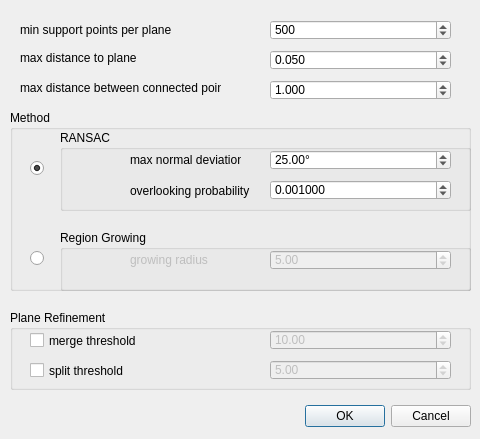
Qt form qCC/ui_templates/bdrPlaneSegDlg.ui (CloudCompare/CloudCompare) before a commit.
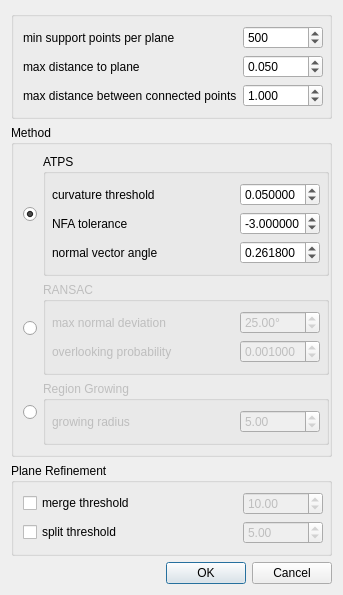
The same form after that commit.

Commit message: plane segmentation

Patch:
```diff
--- a/qCC/ui_templates/bdrPlaneSegDlg.ui
+++ b/qCC/ui_templates/bdrPlaneSegDlg.ui
@@ -6,38 +6,34 @@
    <rect>
     <x>0</x>
     <y>0</y>
-    <width>480</width>
-    <height>439</height>
+    <width>317</width>
+    <height>512</height>
    </rect>
   </property>
   <property name="windowTitle">
    <string>Plane Segmentation</string>
   </property>
-  <widget class="QDialogButtonBox" name="buttonBox">
-   <property name="geometry">
-    <rect>
-     <x>10</x>
-     <y>400</y>
-     <width>461</width>
-     <height>32</height>
-    </rect>
-   </property>
-   <property name="orientation">
-    <enum>Qt::Horizontal</enum>
-   </property>
-   <property name="standardButtons">
-    <set>QDialogButtonBox::Cancel|QDialogButtonBox::Ok</set>
-   </property>
-  </widget>
+  <layout class="QVBoxLayout" name="verticalLayout">
+   <item>
+    <widget class="QGroupBox" name="groupBox">
+     <property name="autoFillBackground">
+      <bool>false</bool>
+     </property>
+     <property name="title">
+      <string/>
+     </property>
+     <property name="flat">
+      <bool>true</bool>
+     </property>
+     <layout class="QGridLayout" name="gridLayout_4">
+      <property name="leftMargin">
+       <number>9</number>
+      </property>
+      <property name="rightMargin">
+       <number>6</number>
+      </property>
+      <item row="0" column="0">
   <widget class="QLabel" name="label">
-   <property name="geometry">
-    <rect>
-     <x>20</x>
-     <y>20</y>
-     <width>161</width>
-     <height>20</height>
-    </rect>
-   </property>
    <property name="toolTip">
     <string extracomment="maximum number of 2D line segments per image (sorted by length)"/>
    </property>
@@ -45,40 +41,26 @@
     <string>min support points per plane</string>
    </property>
   </widget>
-  <widget class="QLabel" name="label_2">
-   <property name="geometry">
-    <rect>
-     <x>20</x>
-     <y>50</y>
-     <width>161</width>
-     <height>16</height>
-    </rect>
-   </property>
-   <property name="text">
-    <string>max distance to plane</string>
-   </property>
-  </widget>
-  <widget class="QLabel" name="label_3">
-   <property name="geometry">
-    <rect>
-     <x>20</x>
-     <y>80</y>
-     <width>201</width>
-     <height>16</height>
-    </rect>
-   </property>
-   <property name="text">
-    <string>max distance between connected points</string>
-   </property>
-  </widget>
+      </item>
+      <item row="0" column="1">
   <widget class="QSpinBox" name="supportPointsSpinBox">
-   <property name="geometry">
-    <rect>
-     <x>270</x>
-     <y>20</y>
-     <width>181</width>
-     <height>20</height>
-    </rect>
+        <property name="sizePolicy">
+         <sizepolicy hsizetype="Fixed" vsizetype="Fixed">
+          <horstretch>80</horstretch>
+          <verstretch>0</verstretch>
+         </sizepolicy>
+        </property>
+        <property name="minimumSize">
+         <size>
+          <width>80</width>
+          <height>0</height>
+         </size>
+        </property>
+        <property name="maximumSize">
+         <size>
+          <width>80</width>
+          <height>16777215</height>
+         </size>
    </property>
    <property name="toolTip">
     <string>This is the minimal number of points required for a primitive</string>
@@ -102,14 +84,27 @@
     <number>500</number>
    </property>
   </widget>
+      </item>
+      <item row="1" column="0">
+       <widget class="QLabel" name="label_2">
+        <property name="text">
+         <string>max distance to plane</string>
+        </property>
+       </widget>
+      </item>
+      <item row="1" column="1">
   <widget class="QDoubleSpinBox" name="DistanceEpsilonDoubleSpinBox">
-   <property name="geometry">
-    <rect>
-     <x>270</x>
-     <y>50</y>
-     <width>181</width>
-     <height>20</height>
-    </rect>
+        <property name="sizePolicy">
+         <sizepolicy hsizetype="Fixed" vsizetype="Fixed">
+          <horstretch>80</horstretch>
+          <verstretch>0</verstretch>
+         </sizepolicy>
+        </property>
+        <property name="maximumSize">
+         <size>
+          <width>80</width>
+          <height>16777215</height>
+         </size>
    </property>
    <property name="toolTip">
     <string>Maximum distance of samples to the ideal shape</string>
@@ -130,14 +125,27 @@
     <double>0.050000000000000</double>
    </property>
   </widget>
+      </item>
+      <item row="2" column="0">
+       <widget class="QLabel" name="label_3">
+        <property name="text">
+         <string>max distance between connected points</string>
+        </property>
+       </widget>
+      </item>
+      <item row="2" column="1">
   <widget class="QDoubleSpinBox" name="ClusterEpsilonDoubleSpinBox">
-   <property name="geometry">
-    <rect>
-     <x>270</x>
-     <y>80</y>
-     <width>181</width>
-     <height>20</height>
-    </rect>
+        <property name="minimumSize">
+         <size>
+          <width>80</width>
+          <height>0</height>
+         </size>
+        </property>
+        <property name="maximumSize">
+         <size>
+          <width>80</width>
+          <height>16777215</height>
+         </size>
    </property>
    <property name="toolTip">
     <string>Should correspond to the distance between neighboring points in the data</string>
@@ -158,133 +166,242 @@
     <double>1.000000000000000</double>
    </property>
   </widget>
-  <widget class="QGroupBox" name="PlaneRefineGroupBox">
-   <property name="geometry">
-    <rect>
-     <x>10</x>
-     <y>310</y>
-     <width>461</width>
-     <height>80</height>
-    </rect>
-   </property>
-   <property name="title">
-    <string>Plane Refinement</string>
-   </property>
-   <property name="checkable">
-    <bool>false</bool>
-   </property>
-   <widget class="QDoubleSpinBox" name="MergeThresholdDoubleSpinBox">
-    <property name="enabled">
-     <bool>false</bool>
-    </property>
-    <property name="geometry">
-     <rect>
-      <x>260</x>
-      <y>20</y>
-      <width>181</width>
-      <height>20</height>
-     </rect>
-    </property>
-    <property name="toolTip">
-     <string>merge distance threshold for two planes (related to angle)</string>
-    </property>
-    <property name="prefix">
-     <string notr="true"/>
-    </property>
-    <property name="decimals">
-     <number>2</number>
-    </property>
-    <property name="maximum">
-     <double>1000000000.000000000000000</double>
-    </property>
-    <property name="singleStep">
-     <double>0.010000000000000</double>
-    </property>
-    <property name="value">
-     <double>10.000000000000000</double>
-    </property>
-   </widget>
-   <widget class="QDoubleSpinBox" name="SplitThresholdDoubleSpinBox">
-    <property name="enabled">
-     <bool>false</bool>
-    </property>
-    <property name="geometry">
-     <rect>
-      <x>260</x>
-      <y>50</y>
-      <width>181</width>
-      <height>20</height>
-     </rect>
-    </property>
-    <property name="toolTip">
-     <string>split threshold based on alpha shape</string>
-    </property>
-    <property name="prefix">
-     <string notr="true"/>
-    </property>
-    <property name="decimals">
-     <number>2</number>
-    </property>
-    <property name="minimum">
-     <double>-1.000000000000000</double>
-    </property>
-    <property name="maximum">
-     <double>1000000000.000000000000000</double>
-    </property>
-    <property name="singleStep">
-     <double>0.010000000000000</double>
-    </property>
-    <property name="value">
-     <double>5.000000000000000</double>
-    </property>
-   </widget>
-   <widget class="QCheckBox" name="MergeCheckBox">
-    <property name="geometry">
-     <rect>
-      <x>20</x>
-      <y>20</y>
-      <width>111</width>
-      <height>21</height>
-     </rect>
-    </property>
-    <property name="text">
-     <string>merge threshold</string>
-    </property>
-   </widget>
-   <widget class="QCheckBox" name="SplitCheckBox">
-    <property name="geometry">
-     <rect>
-      <x>20</x>
-      <y>50</y>
-      <width>101</width>
-      <height>21</height>
-     </rect>
-    </property>
-    <property name="text">
-     <string>split threshold</string>
-    </property>
-   </widget>
-  </widget>
+      </item>
+     </layout>
+    </widget>
+   </item>
+   <item>
   <widget class="QGroupBox" name="groupBox_3">
-   <property name="geometry">
-    <rect>
-     <x>10</x>
-     <y>110</y>
-     <width>461</width>
-     <height>181</height>
-    </rect>
-   </property>
    <property name="title">
     <string>Method</string>
    </property>
-   <widget class="QGroupBox" name="groupBox">
-    <property name="geometry">
-     <rect>
-      <x>50</x>
-      <y>20</y>
-      <width>411</width>
-      <height>81</height>
-     </rect>
+     <property name="flat">
+      <bool>true</bool>
+     </property>
+     <layout class="QGridLayout" name="gridLayout">
+      <property name="leftMargin">
+       <number>9</number>
+      </property>
+      <property name="rightMargin">
+       <number>0</number>
+      </property>
+      <item row="1" column="1">
+       <widget class="QGroupBox" name="groupBoxATPS">
+        <property name="sizePolicy">
+         <sizepolicy hsizetype="Preferred" vsizetype="Preferred">
+          <horstretch>0</horstretch>
+          <verstretch>0</verstretch>
+         </sizepolicy>
+        </property>
+        <property name="title">
+         <string>ATPS</string>
+        </property>
+        <property name="flat">
+         <bool>false</bool>
+        </property>
+        <property name="checkable">
+         <bool>false</bool>
+        </property>
+        <layout class="QGridLayout" name="gridLayout_7">
+         <property name="leftMargin">
+          <number>6</number>
+         </property>
+         <property name="rightMargin">
+          <number>6</number>
+         </property>
+         <item row="1" column="0">
+          <widget class="QLabel" name="label_9">
+           <property name="toolTip">
+            <string>the threshold of curvature for multi-scale supervoxel segmentation</string>
+           </property>
+           <property name="text">
+            <string>curvature threshold</string>
+           </property>
+          </widget>
+         </item>
+         <item row="2" column="0">
+          <widget class="QLabel" name="label_10">
+           <property name="text">
+            <string>NFA tolerance</string>
+           </property>
+          </widget>
+         </item>
+         <item row="2" column="2">
+          <widget class="QDoubleSpinBox" name="APTSNFASpinBox">
+           <property name="sizePolicy">
+            <sizepolicy hsizetype="Fixed" vsizetype="Fixed">
+             <horstretch>80</horstretch>
+             <verstretch>0</verstretch>
+            </sizepolicy>
+           </property>
+           <property name="minimumSize">
+            <size>
+             <width>80</width>
+             <height>0</height>
+            </size>
+           </property>
+           <property name="maximumSize">
+            <size>
+             <width>80</width>
+             <height>16777215</height>
+            </size>
+           </property>
+           <property name="toolTip">
+            <string>Probability that no better candidate was overlooked during sampling (the lower the better!)</string>
+           </property>
+           <property name="decimals">
+            <number>6</number>
+           </property>
+           <property name="minimum">
+            <double>-10000000000000000.000000000000000</double>
+           </property>
+           <property name="maximum">
+            <double>10000000000000000.000000000000000</double>
+           </property>
+           <property name="singleStep">
+            <double>1.000000000000000</double>
+           </property>
+           <property name="value">
+            <double>-3.000000000000000</double>
+           </property>
+          </widget>
+         </item>
+         <item row="1" column="2">
+          <widget class="QDoubleSpinBox" name="APTSCurvatureSpinBox">
+           <property name="sizePolicy">
+            <sizepolicy hsizetype="Fixed" vsizetype="Fixed">
+             <horstretch>80</horstretch>
+             <verstretch>0</verstretch>
+            </sizepolicy>
+           </property>
+           <property name="minimumSize">
+            <size>
+             <width>80</width>
+             <height>0</height>
+            </size>
+           </property>
+           <property name="maximumSize">
+            <size>
+             <width>80</width>
+             <height>16777215</height>
+            </size>
+           </property>
+           <property name="toolTip">
+            <string>the threshold of curvature for multi-scale supervoxel segmentation</string>
+           </property>
+           <property name="prefix">
+            <string notr="true"/>
+           </property>
+           <property name="suffix">
+            <string notr="true"/>
+           </property>
+           <property name="decimals">
+            <number>6</number>
+           </property>
+           <property name="singleStep">
+            <double>0.010000000000000</double>
+           </property>
+           <property name="value">
+            <double>0.050000000000000</double>
+           </property>
+          </widget>
+         </item>
+         <item row="2" column="1">
+          <spacer name="horizontalSpacer_7">
+           <property name="orientation">
+            <enum>Qt::Horizontal</enum>
+           </property>
+           <property name="sizeHint" stdset="0">
+            <size>
+             <width>40</width>
+             <height>20</height>
+            </size>
+           </property>
+          </spacer>
+         </item>
+         <item row="1" column="1">
+          <spacer name="horizontalSpacer_6">
+           <property name="orientation">
+            <enum>Qt::Horizontal</enum>
+           </property>
+           <property name="sizeHint" stdset="0">
+            <size>
+             <width>40</width>
+             <height>20</height>
+            </size>
+           </property>
+          </spacer>
+         </item>
+         <item row="3" column="0">
+          <widget class="QLabel" name="label_11">
+           <property name="text">
+            <string>normal vector angle</string>
+           </property>
+          </widget>
+         </item>
+         <item row="3" column="1">
+          <spacer name="horizontalSpacer_8">
+           <property name="orientation">
+            <enum>Qt::Horizontal</enum>
+           </property>
+           <property name="sizeHint" stdset="0">
+            <size>
+             <width>40</width>
+             <height>20</height>
+            </size>
+           </property>
+          </spacer>
+         </item>
+         <item row="3" column="2">
+          <widget class="QDoubleSpinBox" name="APTSNormalSpinBox">
+           <property name="sizePolicy">
+            <sizepolicy hsizetype="Fixed" vsizetype="Fixed">
+             <horstretch>80</horstretch>
+             <verstretch>0</verstretch>
+            </sizepolicy>
+           </property>
+           <property name="minimumSize">
+            <size>
+             <width>80</width>
+             <height>0</height>
+            </size>
+           </property>
+           <property name="maximumSize">
+            <size>
+             <width>80</width>
+             <height>16777215</height>
+            </size>
+           </property>
+           <property name="toolTip">
+            <string>Probability that no better candidate was overlooked during sampling (the lower the better!)</string>
+           </property>
+           <property name="decimals">
+            <number>6</number>
+           </property>
+           <property name="maximum">
+            <double>99.999989999999997</double>
+           </property>
+           <property name="singleStep">
+            <double>0.010000000000000</double>
+           </property>
+           <property name="value">
+            <double>0.261800000000000</double>
+           </property>
+          </widget>
+         </item>
+        </layout>
+       </widget>
+      </item>
+      <item row="2" column="1">
+       <widget class="QGroupBox" name="groupBoxRansac">
+        <property name="enabled">
+         <bool>false</bool>
+        </property>
+        <property name="sizePolicy">
+         <sizepolicy hsizetype="Preferred" vsizetype="Preferred">
+          <horstretch>0</horstretch>
+          <verstretch>0</verstretch>
+         </sizepolicy>
     </property>
     <property name="title">
      <string>RANSAC</string>
@@ -295,40 +412,46 @@
     <property name="checkable">
      <bool>false</bool>
     </property>
+        <layout class="QGridLayout" name="gridLayout_3">
+         <property name="leftMargin">
+          <number>6</number>
+         </property>
+         <property name="rightMargin">
+          <number>6</number>
+         </property>
+         <item row="1" column="0">
     <widget class="QLabel" name="label_4">
-     <property name="geometry">
-      <rect>
-       <x>70</x>
-       <y>20</y>
-       <width>111</width>
-       <height>20</height>
-      </rect>
-     </property>
      <property name="text">
       <string>max normal deviation</string>
      </property>
     </widget>
+         </item>
+         <item row="2" column="0">
     <widget class="QLabel" name="label_5">
-     <property name="geometry">
-      <rect>
-       <x>70</x>
-       <y>50</y>
-       <width>121</width>
-       <height>21</height>
-      </rect>
-     </property>
      <property name="text">
       <string>overlooking probability</string>
      </property>
     </widget>
+         </item>
+         <item row="2" column="2">
     <widget class="QDoubleSpinBox" name="probaDoubleSpinBox">
-     <property name="geometry">
-      <rect>
-       <x>210</x>
-       <y>50</y>
-       <width>181</width>
-       <height>20</height>
-      </rect>
+           <property name="sizePolicy">
+            <sizepolicy hsizetype="Fixed" vsizetype="Fixed">
+             <horstretch>80</horstretch>
+             <verstretch>0</verstretch>
+            </sizepolicy>
+           </property>
+           <property name="minimumSize">
+            <size>
+             <width>80</width>
+             <height>0</height>
+            </size>
+           </property>
+           <property name="maximumSize">
+            <size>
+             <width>80</width>
+             <height>16777215</height>
+            </size>
      </property>
      <property name="toolTip">
       <string>Probability that no better candidate was overlooked during sampling (the lower the better!)</string>
@@ -346,14 +469,39 @@
       <double>0.001000000000000</double>
      </property>
     </widget>
+         </item>
+         <item row="1" column="1">
+          <spacer name="horizontalSpacer_2">
+           <property name="orientation">
+            <enum>Qt::Horizontal</enum>
+           </property>
+           <property name="sizeHint" stdset="0">
+            <size>
+             <width>40</width>
+             <height>20</height>
+            </size>
+           </property>
+          </spacer>
+         </item>
+         <item row="1" column="2">
     <widget class="QDoubleSpinBox" name="maxNormDevAngleSpinBox">
-     <property name="geometry">
-      <rect>
-       <x>210</x>
-       <y>20</y>
-       <width>181</width>
-       <height>20</height>
-      </rect>
+           <property name="sizePolicy">
+            <sizepolicy hsizetype="Fixed" vsizetype="Fixed">
+             <horstretch>80</horstretch>
+             <verstretch>0</verstretch>
+            </sizepolicy>
+           </property>
+           <property name="minimumSize">
+            <size>
+             <width>80</width>
+             <height>0</height>
+            </size>
+           </property>
+           <property name="maximumSize">
+            <size>
+             <width>80</width>
+             <height>16777215</height>
+            </size>
      </property>
      <property name="toolTip">
       <string>Maximum deviation from the ideal shape normal vector (in degrees)</string>
@@ -374,46 +522,70 @@
       <double>25.000000000000000</double>
      </property>
     </widget>
-   </widget>
-   <widget class="QGroupBox" name="groupBox_2">
-    <property name="geometry">
-     <rect>
-      <x>50</x>
-      <y>120</y>
-      <width>411</width>
-      <height>61</height>
-     </rect>
+         </item>
+         <item row="2" column="1">
+          <spacer name="horizontalSpacer_3">
+           <property name="orientation">
+            <enum>Qt::Horizontal</enum>
+           </property>
+           <property name="sizeHint" stdset="0">
+            <size>
+             <width>40</width>
+             <height>20</height>
+            </size>
+           </property>
+          </spacer>
+         </item>
+        </layout>
+       </widget>
+      </item>
+      <item row="3" column="1">
+       <widget class="QGroupBox" name="groupBoxRG">
+        <property name="enabled">
+         <bool>false</bool>
     </property>
     <property name="title">
      <string>Region Growing</string>
     </property>
+        <layout class="QGridLayout" name="gridLayout_2">
+         <property name="leftMargin">
+          <number>6</number>
+         </property>
+         <property name="rightMargin">
+          <number>6</number>
+         </property>
+         <item row="1" column="0">
     <widget class="QLabel" name="label_6">
      <property name="enabled">
       <bool>false</bool>
      </property>
-     <property name="geometry">
-      <rect>
-       <x>70</x>
-       <y>20</y>
-       <width>101</width>
-       <height>20</height>
-      </rect>
-     </property>
      <property name="text">
       <string>growing radius</string>
      </property>
     </widget>
+         </item>
+         <item row="1" column="2">
     <widget class="QDoubleSpinBox" name="GrowingRadiusDoubleSpinBox">
      <property name="enabled">
       <bool>false</bool>
      </property>
-     <property name="geometry">
-      <rect>
-       <x>210</x>
-       <y>20</y>
-       <width>181</width>
-       <height>20</height>
-      </rect>
+           <property name="sizePolicy">
+            <sizepolicy hsizetype="Fixed" vsizetype="Fixed">
+             <horstretch>80</horstretch>
+             <verstretch>0</verstretch>
+            </sizepolicy>
+           </property>
+           <property name="minimumSize">
+            <size>
+             <width>80</width>
+             <height>0</height>
+            </size>
+           </property>
+           <property name="maximumSize">
+            <size>
+             <width>80</width>
+             <height>16777215</height>
+            </size>
      </property>
      <property name="toolTip">
       <string>Neighbourhood radius for surface growing</string>
@@ -434,29 +606,42 @@
       <double>5.000000000000000</double>
      </property>
     </widget>
-   </widget>
+         </item>
+         <item row="1" column="1">
+          <spacer name="horizontalSpacer">
+           <property name="orientation">
+            <enum>Qt::Horizontal</enum>
+           </property>
+           <property name="sizeHint" stdset="0">
+            <size>
+             <width>40</width>
+             <height>20</height>
+            </size>
+           </property>
+          </spacer>
+         </item>
+        </layout>
+       </widget>
+      </item>
+      <item row="3" column="0">
    <widget class="QRadioButton" name="PlaneSegRegionGrowRadioButton">
-    <property name="geometry">
-     <rect>
-      <x>20</x>
-      <y>140</y>
-      <width>21</width>
-      <height>17</height>
-     </rect>
-    </property>
     <property name="text">
      <string/>
     </property>
    </widget>
+      </item>
+      <item row="2" column="0">
    <widget class="QRadioButton" name="PlaneSegRansacRadioButton">
-    <property name="geometry">
-     <rect>
-      <x>20</x>
-      <y>50</y>
-      <width>21</width>
-      <height>17</height>
-     </rect>
-    </property>
+        <property name="text">
+         <string/>
+        </property>
+        <property name="checked">
+         <bool>false</bool>
+        </property>
+       </widget>
+      </item>
+      <item row="1" column="0">
+       <widget class="QRadioButton" name="PlaneSegATPSRadioButton">
     <property name="text">
      <string/>
     </property>
@@ -464,7 +649,145 @@
      <bool>true</bool>
     </property>
    </widget>
-  </widget>
+      </item>
+     </layout>
+    </widget>
+   </item>
+   <item>
+    <widget class="QGroupBox" name="PlaneRefineGroupBox">
+     <property name="title">
+      <string>Plane Refinement</string>
+     </property>
+     <property name="flat">
+      <bool>true</bool>
+     </property>
+     <property name="checkable">
+      <bool>false</bool>
+     </property>
+     <layout class="QGridLayout" name="gridLayout_5">
+      <property name="leftMargin">
+       <number>9</number>
+      </property>
+      <property name="rightMargin">
+       <number>6</number>
+      </property>
+      <item row="0" column="0">
+       <widget class="QCheckBox" name="MergeCheckBox">
+        <property name="text">
+         <string>merge threshold</string>
+        </property>
+       </widget>
+      </item>
+      <item row="0" column="1">
+       <widget class="QDoubleSpinBox" name="MergeThresholdDoubleSpinBox">
+        <property name="enabled">
+         <bool>false</bool>
+        </property>
+        <property name="sizePolicy">
+         <sizepolicy hsizetype="Fixed" vsizetype="Fixed">
+          <horstretch>80</horstretch>
+          <verstretch>0</verstretch>
+         </sizepolicy>
+        </property>
+        <property name="minimumSize">
+         <size>
+          <width>80</width>
+          <height>0</height>
+         </size>
+        </property>
+        <property name="maximumSize">
+         <size>
+          <width>80</width>
+          <height>16777215</height>
+         </size>
+        </property>
+        <property name="toolTip">
+         <string>merge distance threshold for two planes (related to angle)</string>
+        </property>
+        <property name="prefix">
+         <string notr="true"/>
+        </property>
+        <property name="decimals">
+         <number>2</number>
+        </property>
+        <property name="maximum">
+         <double>1000000000.000000000000000</double>
+        </property>
+        <property name="singleStep">
+         <double>0.010000000000000</double>
+        </property>
+        <property name="value">
+         <double>10.000000000000000</double>
+        </property>
+       </widget>
+      </item>
+      <item row="1" column="0">
+       <widget class="QCheckBox" name="SplitCheckBox">
+        <property name="text">
+         <string>split threshold</string>
+        </property>
+       </widget>
+      </item>
+      <item row="1" column="1">
+       <widget class="QDoubleSpinBox" name="SplitThresholdDoubleSpinBox">
+        <property name="enabled">
+         <bool>false</bool>
+        </property>
+        <property name="sizePolicy">
+         <sizepolicy hsizetype="Fixed" vsizetype="Fixed">
+          <horstretch>80</horstretch>
+          <verstretch>0</verstretch>
+         </sizepolicy>
+        </property>
+        <property name="minimumSize">
+         <size>
+          <width>80</width>
+          <height>0</height>
+         </size>
+        </property>
+        <property name="maximumSize">
+         <size>
+          <width>80</width>
+          <height>16777215</height>
+         </size>
+        </property>
+        <property name="toolTip">
+         <string>split threshold based on alpha shape</string>
+        </property>
+        <property name="prefix">
+         <string notr="true"/>
+        </property>
+        <property name="decimals">
+         <number>2</number>
+        </property>
+        <property name="minimum">
+         <double>-1.000000000000000</double>
+        </property>
+        <property name="maximum">
+         <double>1000000000.000000000000000</double>
+        </property>
+        <property name="singleStep">
+         <double>0.010000000000000</double>
+        </property>
+        <property name="value">
+         <double>5.000000000000000</double>
+        </property>
+       </widget>
+      </item>
+     </layout>
+    </widget>
+   </item>
+   <item>
+    <widget class="QDialogButtonBox" name="buttonBox">
+     <property name="orientation">
+      <enum>Qt::Horizontal</enum>
+     </property>
+     <property name="standardButtons">
+      <set>QDialogButtonBox::Cancel|QDialogButtonBox::Ok</set>
+     </property>
+    </widget>
+   </item>
+  </layout>
   <zorder>groupBox_3</zorder>
   <zorder>buttonBox</zorder>
   <zorder>label</zorder>
```
Left out of the diff: 115 changed lines with no effect on the pictures. Lines whose indentation alone changed are shown as unchanged. The commit also changes 10 other files.
